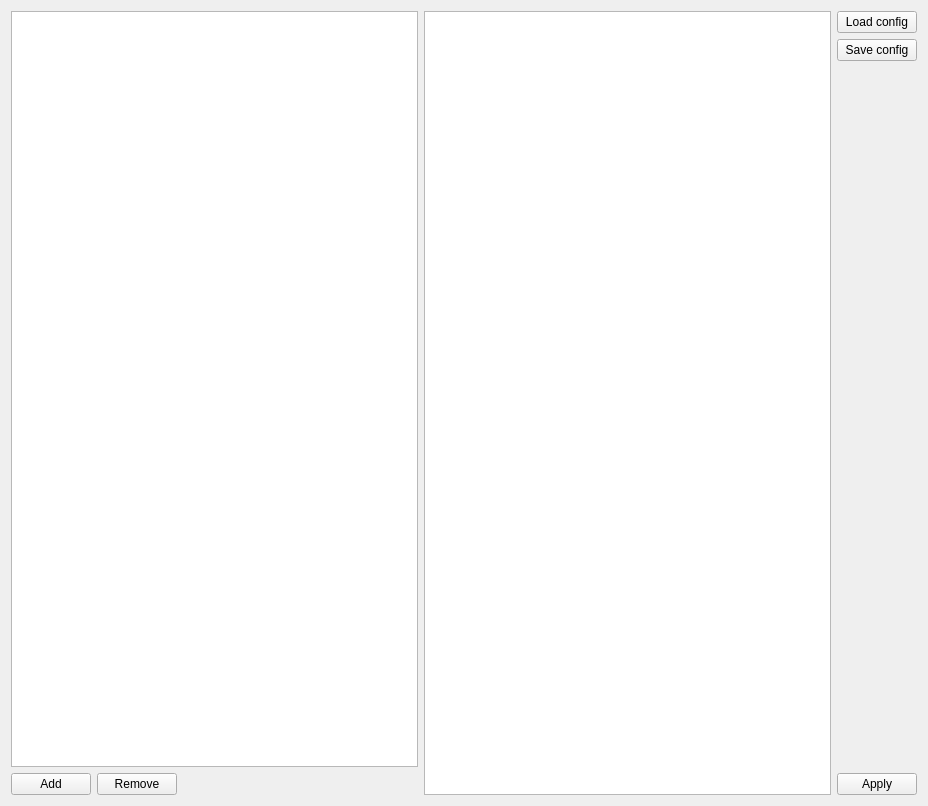
This is apps/robot-map-gui/gui/configWidget/CConfigWidget.ui in MRPT/mrpt as Qt 5 draws it before an edit. The edited form follows.
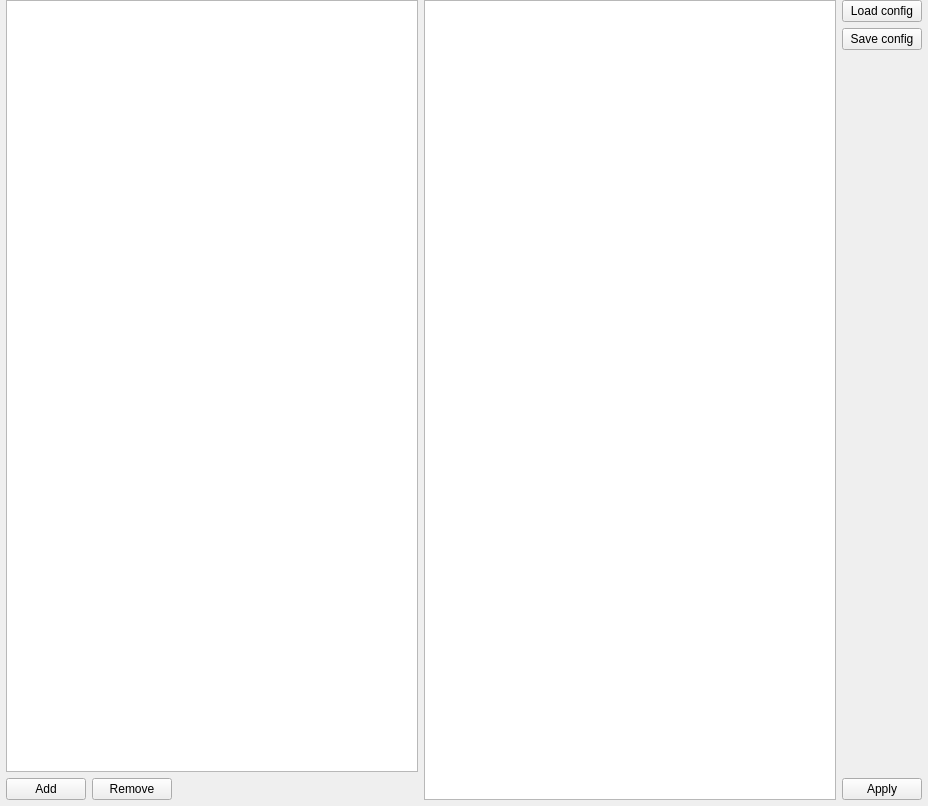
This is the edited form.

Commit message: robot-map-gui: ui tuned a bit

The edit to the form file:
```diff
--- a/apps/robot-map-gui/gui/configWidget/CConfigWidget.ui
+++ b/apps/robot-map-gui/gui/configWidget/CConfigWidget.ui
@@ -14,6 +14,18 @@
    <string>Form</string>
   </property>
   <layout class="QHBoxLayout" name="horizontalLayout_2">
+   <property name="leftMargin">
+    <number>6</number>
+   </property>
+   <property name="topMargin">
+    <number>0</number>
+   </property>
+   <property name="rightMargin">
+    <number>6</number>
+   </property>
+   <property name="bottomMargin">
+    <number>6</number>
+   </property>
    <item>
     <layout class="QVBoxLayout" name="verticalLayout_2">
      <item>
```
The commit also changes 3 other files.
